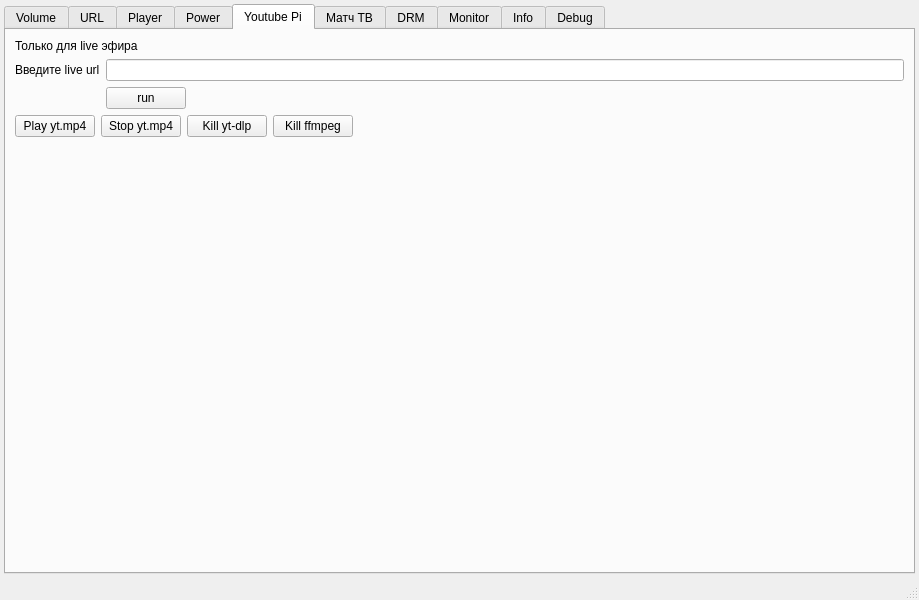
First picture: the form in kodigui.ui, repository definitly486/KodiGui, before the edit.
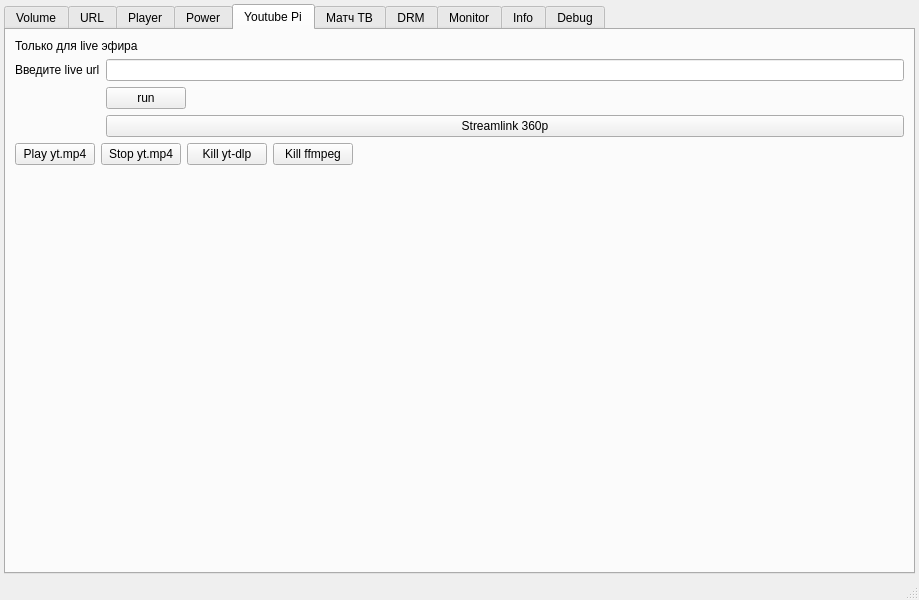
Second picture: the form after the edit. The open tabs and pages were chosen to show the change. Icons and pictures are not drawn.

Commit message: Add YouTube Streamlink 360p button

The edit to the form file:
```diff
--- a/kodigui.ui
+++ b/kodigui.ui
@@ -520,6 +520,13 @@
             </property>
            </widget>
           </item>
+          <item row="2" column="1">
+           <widget class="QPushButton" name="startYoutubeStreamlinkButton">
+            <property name="text">
+             <string>Streamlink 360p</string>
+            </property>
+           </widget>
+          </item>
          </layout>
         </item>
         <item>
```
